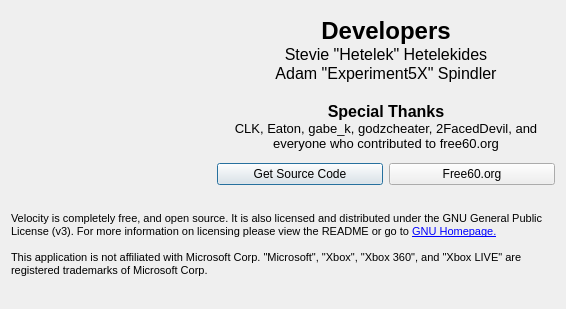
First picture: the form in Velocity/about.ui, repository hetelek/Velocity, before the edit.
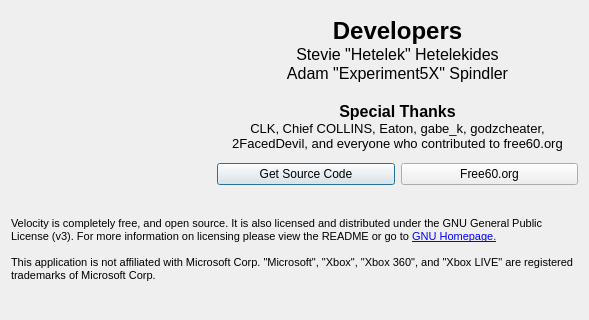
Second picture: the form after the edit. Icons and pictures are not drawn.

The edit to the form file:
```diff
--- a/Velocity/about.ui
+++ b/Velocity/about.ui
@@ -6,8 +6,8 @@
    <rect>
     <x>0</x>
     <y>0</y>
-    <width>566</width>
-    <height>309</height>
+    <width>589</width>
+    <height>320</height>
    </rect>
   </property>
   <property name="windowTitle">
@@ -47,13 +47,13 @@
         <string>&lt;!DOCTYPE HTML PUBLIC &quot;-//W3C//DTD HTML 4.0//EN&quot; &quot;http://www.w3.org/TR/REC-html40/strict.dtd&quot;&gt;
 &lt;html&gt;&lt;head&gt;&lt;meta name=&quot;qrichtext&quot; content=&quot;1&quot; /&gt;&lt;style type=&quot;text/css&quot;&gt;
 p, li { white-space: pre-wrap; }
-&lt;/style&gt;&lt;/head&gt;&lt;body style=&quot; font-family:'MS Shell Dlg 2'; font-size:8.25pt; font-weight:400; font-style:normal;&quot;&gt;
-&lt;p align=&quot;center&quot; style=&quot; margin-top:0px; margin-bottom:0px; margin-left:0px; margin-right:0px; -qt-block-indent:0; text-indent:0px;&quot;&gt;&lt;span style=&quot; font-size:18pt; font-weight:600;&quot;&gt;Developers&lt;/span&gt;&lt;/p&gt;
-&lt;p align=&quot;center&quot; style=&quot; margin-top:0px; margin-bottom:0px; margin-left:0px; margin-right:0px; -qt-block-indent:0; text-indent:0px;&quot;&gt;&lt;span style=&quot; font-size:12pt;&quot;&gt;Stevie &amp;quot;Hetelek&amp;quot; Hetelekides&lt;/span&gt;&lt;/p&gt;
-&lt;p align=&quot;center&quot; style=&quot; margin-top:0px; margin-bottom:0px; margin-left:0px; margin-right:0px; -qt-block-indent:0; text-indent:0px;&quot;&gt;&lt;span style=&quot; font-size:12pt;&quot;&gt;Adam &amp;quot;Experiment5X&amp;quot; Spindler&lt;/span&gt;&lt;/p&gt;
-&lt;p align=&quot;center&quot; style=&quot;-qt-paragraph-type:empty; margin-top:0px; margin-bottom:0px; margin-left:0px; margin-right:0px; -qt-block-indent:0; text-indent:0px; font-size:12pt;&quot;&gt;&lt;/p&gt;
-&lt;p align=&quot;center&quot; style=&quot; margin-top:0px; margin-bottom:0px; margin-left:0px; margin-right:0px; -qt-block-indent:0; text-indent:0px;&quot;&gt;&lt;span style=&quot; font-size:12pt; font-weight:600;&quot;&gt;Special Thanks&lt;/span&gt;&lt;/p&gt;
-&lt;p align=&quot;center&quot; style=&quot; margin-top:0px; margin-bottom:0px; margin-left:0px; margin-right:0px; -qt-block-indent:0; text-indent:0px;&quot;&gt;&lt;span style=&quot; font-size:10pt;&quot;&gt;CLK, Eaton, gabe_k, godzcheater, 2FacedDevil, and everyone who contributed to free60.org&lt;/span&gt;&lt;/p&gt;&lt;/body&gt;&lt;/html&gt;</string>
+&lt;/style&gt;&lt;/head&gt;&lt;body style=&quot; font-family:'Ubuntu'; font-size:11pt; font-weight:400; font-style:normal;&quot;&gt;
+&lt;p align=&quot;center&quot; style=&quot; margin-top:0px; margin-bottom:0px; margin-left:0px; margin-right:0px; -qt-block-indent:0; text-indent:0px;&quot;&gt;&lt;span style=&quot; font-family:'MS Shell Dlg 2'; font-size:18pt; font-weight:600;&quot;&gt;Developers&lt;/span&gt;&lt;/p&gt;
+&lt;p align=&quot;center&quot; style=&quot; margin-top:0px; margin-bottom:0px; margin-left:0px; margin-right:0px; -qt-block-indent:0; text-indent:0px;&quot;&gt;&lt;span style=&quot; font-family:'MS Shell Dlg 2'; font-size:12pt;&quot;&gt;Stevie &amp;quot;Hetelek&amp;quot; Hetelekides&lt;/span&gt;&lt;/p&gt;
+&lt;p align=&quot;center&quot; style=&quot; margin-top:0px; margin-bottom:0px; margin-left:0px; margin-right:0px; -qt-block-indent:0; text-indent:0px;&quot;&gt;&lt;span style=&quot; font-family:'MS Shell Dlg 2'; font-size:12pt;&quot;&gt;Adam &amp;quot;Experiment5X&amp;quot; Spindler&lt;/span&gt;&lt;/p&gt;
+&lt;p align=&quot;center&quot; style=&quot;-qt-paragraph-type:empty; margin-top:0px; margin-bottom:0px; margin-left:0px; margin-right:0px; -qt-block-indent:0; text-indent:0px; font-family:'MS Shell Dlg 2'; font-size:12pt;&quot;&gt;&lt;br /&gt;&lt;/p&gt;
+&lt;p align=&quot;center&quot; style=&quot; margin-top:0px; margin-bottom:0px; margin-left:0px; margin-right:0px; -qt-block-indent:0; text-indent:0px;&quot;&gt;&lt;span style=&quot; font-family:'MS Shell Dlg 2'; font-size:12pt; font-weight:600;&quot;&gt;Special Thanks&lt;/span&gt;&lt;/p&gt;
+&lt;p align=&quot;center&quot; style=&quot; margin-top:0px; margin-bottom:0px; margin-left:0px; margin-right:0px; -qt-block-indent:0; text-indent:0px;&quot;&gt;&lt;span style=&quot; font-family:'MS Shell Dlg 2'; font-size:10pt;&quot;&gt;CLK, Chief COLLINS, Eaton, gabe_k, godzcheater, 2FacedDevil, and everyone who contributed to free60.org&lt;/span&gt;&lt;/p&gt;&lt;/body&gt;&lt;/html&gt;</string>
        </property>
        <property name="wordWrap">
         <bool>true</bool>
```
